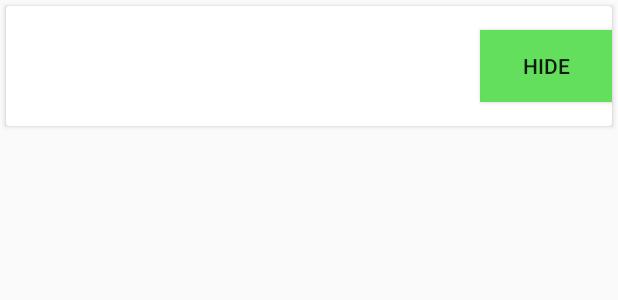
After one commit to mremondi/CurateRestaurant, an Android app: the layout section_item.xml on its own in the app's theme, with its tools: preview values and no code run, on a phone screen of 412 x 824 dp. The commit adds this screen. Shown: the top 300 px of the screen. Run offline under Robolectric (Android 15) with nearby library versions, the phone set to English and light mode, and no system bars.

Commit message:
Added Manage Menu view with sections

```diff
--- a/app/build.gradle
+++ b/app/build.gradle
@@ -42,6 +42,7 @@ dependencies {
     compile 'com.github.bumptech.glide:glide:4.2.0'
     annotationProcessor 'com.github.bumptech.glide:compiler:4.2.0'
     compile 'com.facebook.android:facebook-android-sdk:4.27.0'
+    compile 'io.github.luizgrp.sectionedrecyclerviewadapter:sectionedrecyclerviewadapter:1.1.3'
     testCompile 'junit:junit:4.12'
 }
 
--- a/app/src/main/res/layout/fragment_manage_menu.xml
+++ b/app/src/main/res/layout/fragment_manage_menu.xml
@@ -3,4 +3,9 @@
     android:orientation="vertical" android:layout_width="match_parent"
     android:layout_height="match_parent">
 
+    <android.support.v7.widget.RecyclerView
+        android:id="@+id/manage_menu_recycler_view"
+        android:layout_width="match_parent"
+        android:layout_height="match_parent"/>
+
 </LinearLayout>
--- /dev/null
+++ b/app/src/main/res/layout/section_item.xml
@@ -0,0 +1,36 @@
+<?xml version="1.0" encoding="utf-8"?>
+<android.support.v7.widget.CardView xmlns:android="http://schemas.android.com/apk/res/android"
+    android:layout_width="match_parent"
+    android:layout_height="80dp"
+    android:layout_marginLeft="4dp"
+    android:layout_marginRight="4dp"
+    android:layout_marginTop="4dp">
+
+    <RelativeLayout
+        android:layout_width="match_parent"
+        android:layout_height="match_parent">
+
+        <TextView
+            android:id="@+id/section_item_item_name"
+            android:layout_width="match_parent"
+            android:layout_height="wrap_content"
+            android:textSize="24sp"
+            android:textStyle="bold"
+            android:layout_centerVertical="true"
+            android:layout_alignParentStart="true"
+            android:layout_alignParentLeft="true"/>
+
+        <Button
+            android:id="@+id/section_item_hide_item_button"
+            android:layout_width="wrap_content"
+            android:layout_height="wrap_content"
+            android:background="@color/greenPastel"
+            android:text="Hide"
+            android:layout_centerVertical="true"
+            android:layout_alignParentRight="true"
+            android:layout_alignParentEnd="true"/>
+
+
+
+    </RelativeLayout>
+</android.support.v7.widget.CardView>
```
Also changed, not shown: app/src/main/java/curatetechnologies/com/curate/controllers/ManageMenu.java (+18 -2 lines), app/src/main/java/curatetechnologies/com/curate/controllers/adapters/MenuSectionAdapter.java (added, +101 -0 lines), app/src/main/res/layout/section_header.xml (added, +14 -0 lines).
